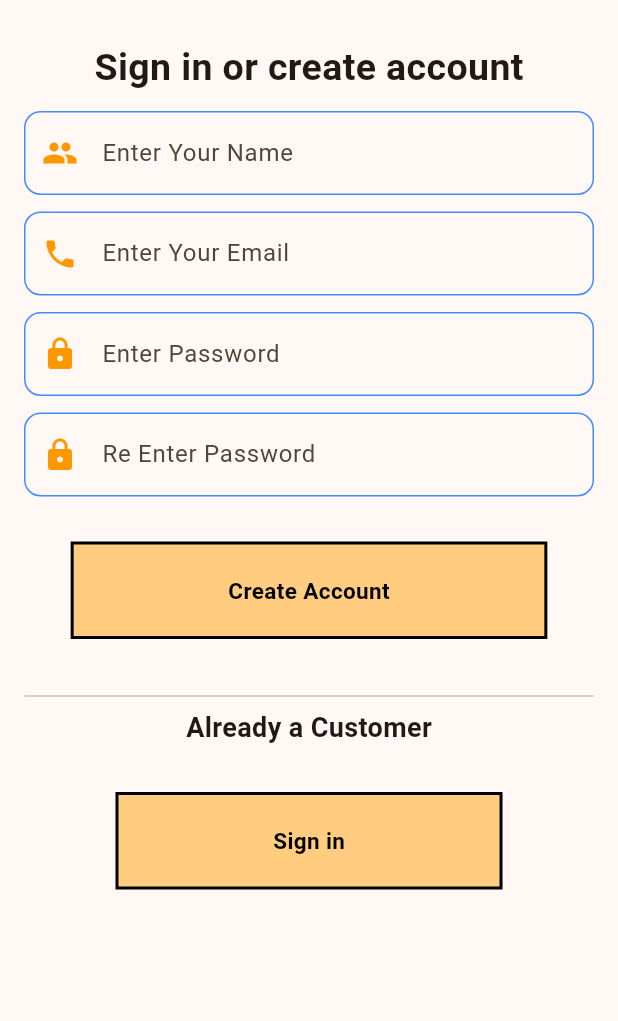
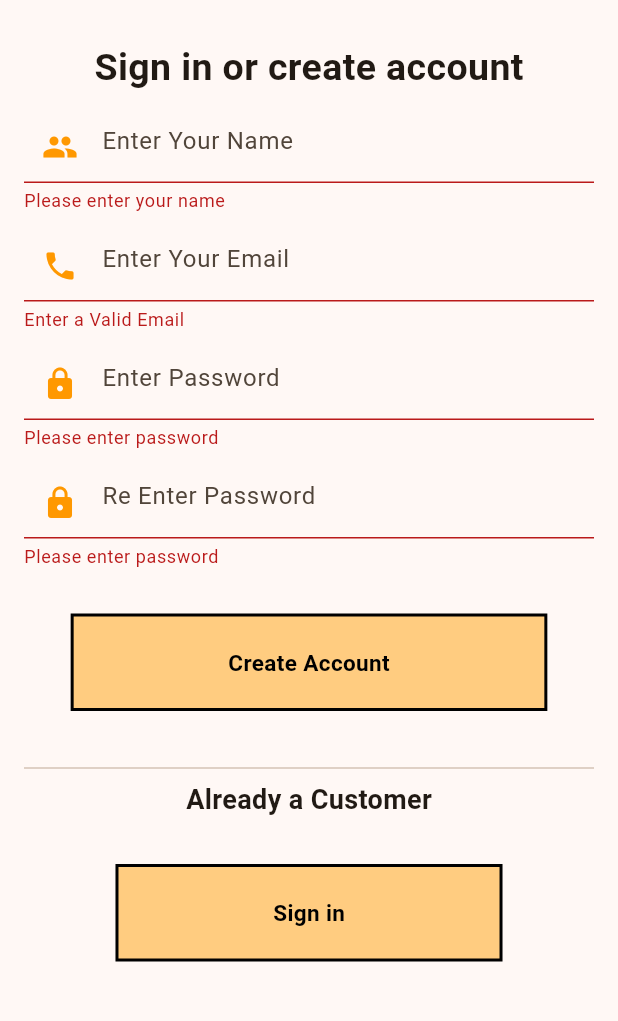
Before and after one commit to Hunter1904/amazon_clone, a Flutter app: the CreateAc screen opened directly, after a tap on "Create Account", on a phone screen of 412 x 824 dp, the part 84-1105 px from its top. Run offline on Flutter 3.47's test engine with Material 3 defaults, Android fonts, the phone set to English and light mode, and no system bars.

Commit message:
Amazon clone and bottom nav , form validation and login pages

```diff
--- a/lib/View/create_ac.dart
+++ b/lib/View/create_ac.dart
@@ -6,9 +6,20 @@ class CreateAc extends StatelessWidget{
 
   var EmailText = TextEditingController();
   var passText = TextEditingController();
+  var rePassText = TextEditingController();
   var nameText = TextEditingController();
 
   CreateAc({super.key});
+
+  var signUpKey = GlobalKey<FormState>();
+
+  void signUpSubmit(){
+    final isValid = signUpKey.currentState!.validate();
+    if(!isValid){
+      return;
+    }
+    signUpKey.currentState!.save();
+  }
 
   @override
   Widget build(BuildContext context) {
@@ -20,10 +31,13 @@ class CreateAc extends StatelessWidget{
             ),
             centerTitle: true
       ),
-      body: Padding(
+      body:
+      Padding(
         padding: const EdgeInsets.all(16.0),
         child: SingleChildScrollView(
-          child: Center(
+          child:Center(
+            child: Form(
+              key: signUpKey,
               child: Column(
                 mainAxisAlignment: MainAxisAlignment.center,
                 crossAxisAlignment: CrossAxisAlignment.center,
@@ -39,10 +53,14 @@ class CreateAc extends StatelessWidget{
                     height: 11,
                   ),
 
-                TextField(
-                  controller: EmailText,
-                  obscureText: true,
-                  obscuringCharacter: '*',
+                  TextFormField(
+                    validator: (value){
+                      if(value!.isEmpty){
+                        return "Please enter your name";
+                      }
+                      return null;
+                    },
+                    controller: nameText,
                     decoration: InputDecoration(
                         hintText: "Enter Your Name",
                         focusedBorder: OutlineInputBorder(
@@ -70,7 +88,13 @@ class CreateAc extends StatelessWidget{
                     height: 11,
                   ),
 
-                TextField(
+                  TextFormField(
+                    validator: (value){
+                      if(value!.isEmpty || !RegExp(r'^[a-zA-Z0-9._%+-]+@[a-zA-Z0-9.-]+\.[a-zA-Z]{2,}$').hasMatch(value)){
+                        return "Enter a Valid Email";
+                      }
+                      return null;
+                    },
                     decoration: InputDecoration(
                       hintText: "Enter Your Email",
                       focusedBorder: OutlineInputBorder(
@@ -98,7 +122,20 @@ class CreateAc extends StatelessWidget{
                   SizedBox(
                     height: 11,
                   ),
-                TextField(
+                  TextFormField(
+                    validator: (value){
+    RegExp regex =
+    RegExp(r'^(?=.*?[A-Z])(?=.*?[a-z])(?=.*?[0-9])(?=.*?[!@#\$&*~]).{8,}$');
+    if (value!.isEmpty) {
+    return 'Please enter password';
+    } else {
+      if (!regex.hasMatch(value)) {
+        return 'Enter valid password';
+      } else {
+        return null;
+      }
+    }
+                    },
                     controller: passText,
                     obscureText: true,
                     obscuringCharacter: '*',
@@ -127,8 +164,21 @@ class CreateAc extends StatelessWidget{
                   SizedBox(
                     height: 11,
                   ),
-                TextField(
-                  controller: passText,
+                  TextFormField(
+                    validator: (value){
+                      RegExp regex =
+                      RegExp(r'^(?=.*?[A-Z])(?=.*?[a-z])(?=.*?[0-9])(?=.*?[!@#\$&*~]).{8,}$');
+                      if (value!.isEmpty) {
+                        return 'Please enter password';
+                      } else {
+                        if (!regex.hasMatch(value)) {
+                          return 'Enter valid password';
+                        } else {
+                          return null;
+                        }
+                      }
+                    },
+                    controller: rePassText,
                     obscureText: true,
                     obscuringCharacter: '*',
                     decoration: InputDecoration(
@@ -155,7 +205,7 @@ class CreateAc extends StatelessWidget{
                   ),
                   Padding(
                     padding: const EdgeInsets.all(30.0),
-                  child: InkWell(onTap: (){},
+                    child: InkWell(onTap: () => signUpSubmit(),
                       child: Container(padding: EdgeInsets.symmetric(horizontal: MediaQuery.of(context).size.width/4,vertical: 20),decoration:BoxDecoration(color: Colors.orange.shade200 ,  border: Border.all(
                         color: Colors.black, // Border color
                         width: 2, // Border width
@@ -186,6 +236,7 @@ class CreateAc extends StatelessWidget{
             ),
           ),
         ),
+      ),
     );
   }
 }
--- a/lib/View/login_info.dart
+++ b/lib/View/login_info.dart
@@ -1,6 +1,7 @@
 import 'package:amazon_clone/View/create_ac.dart';
 import 'package:amazon_clone/View/home_screen.dart';
 import 'package:amazon_clone/View/sign_in.dart';
+import 'package:amazon_clone/utils/bottom_nav_bar.dart';
 import 'package:flutter/cupertino.dart';
 import 'package:flutter/material.dart';
 
@@ -92,7 +93,7 @@ class LoginInfo extends StatelessWidget {
                 padding: const EdgeInsets.all(8.0),
                 child:
                 InkWell(onTap: (){
-                  Navigator.push(context,MaterialPageRoute(builder: (context) => HomeScreen()));
+                  Navigator.push(context,MaterialPageRoute(builder: (context) => BottomNavBar()));
                 },
                   child: Container(padding: EdgeInsets.symmetric(horizontal: MediaQuery.of(context).size.width/4,vertical: 20),decoration:BoxDecoration(color: Colors.orange.shade200 ,  border: Border.all(
                     color: Colors.black, // Border color
```
Also changed, not shown: lib/View/sign_in.dart (+35 -3 lines), lib/utils/bottom_nav_bar.dart (added, +44 -0 lines). Lines whose indentation alone changed are shown as unchanged.
